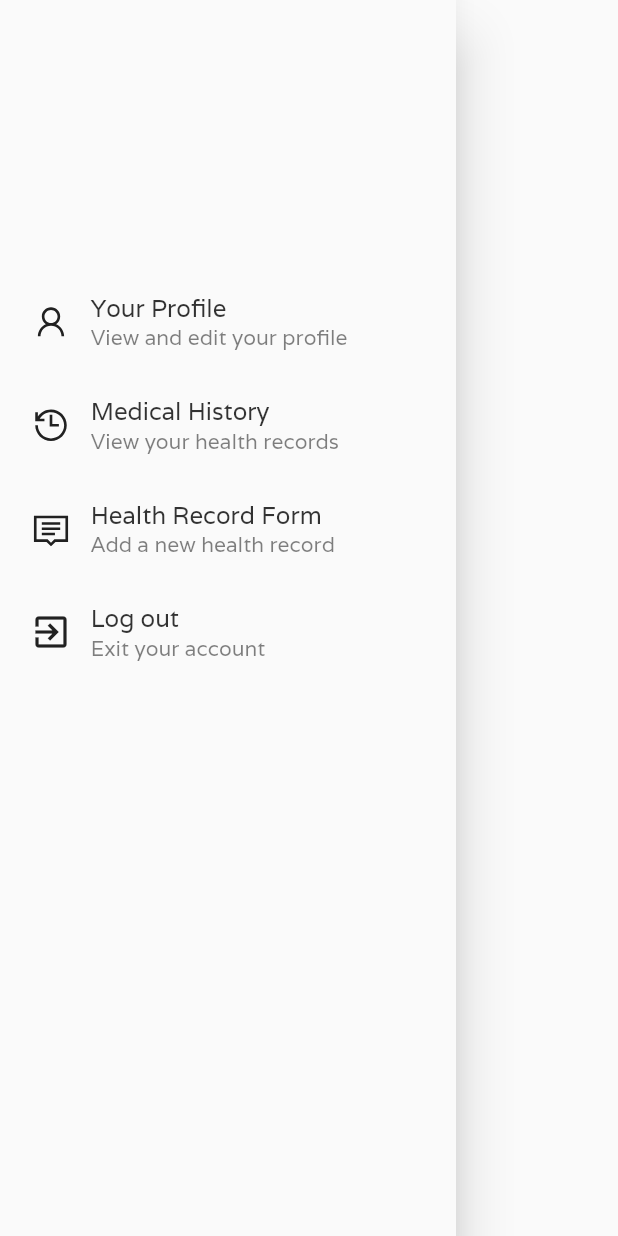
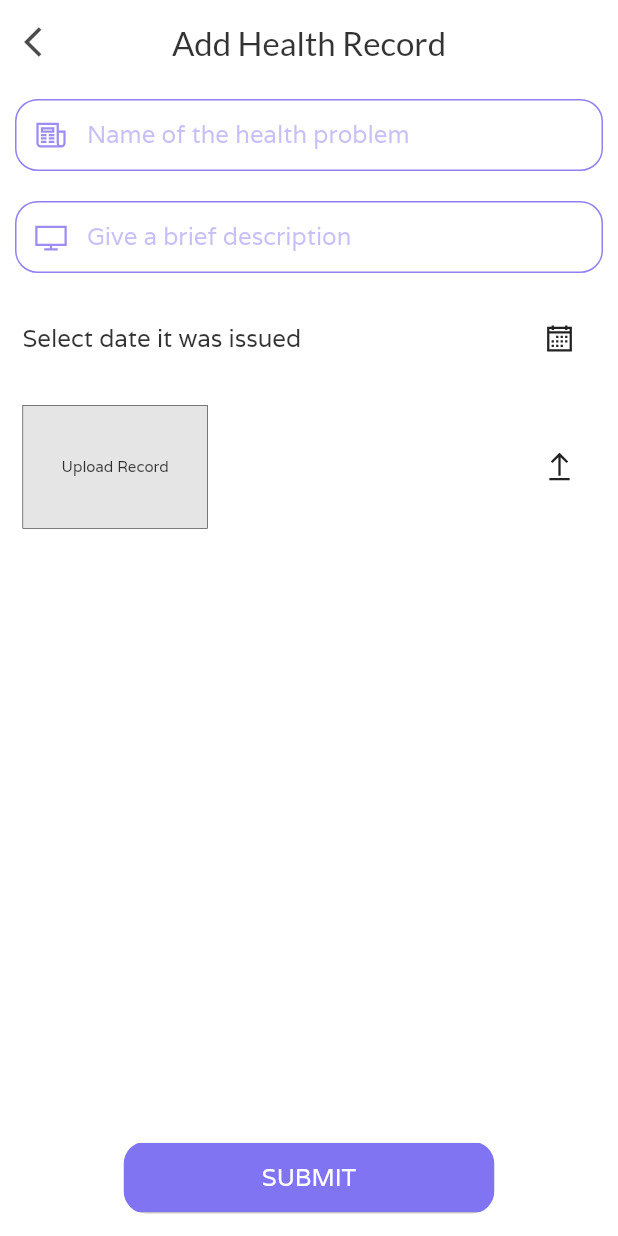
Before and after one commit to amlannandy/FitnessLive, a Flutter app: the CustomDrawer widget shown alone on an empty page, opened directly, after a tap on "Health Record Form", on a phone screen of 412 x 824 dp. Run offline on Flutter 3.47's test engine with Material 2 defaults, Android fonts, the phone set to English and light mode, and no system bars; our stand-ins replace cloud_firestore, firebase_auth, firebase_storage, image_picker, line_icons, toggle_switch; accounts and stored records are empty; network calls fail.

Commit message:
Added medical history feature

```diff
--- a/mobile-app/lib/main.dart
+++ b/mobile-app/lib/main.dart
@@ -5,8 +5,10 @@ import 'package:firebase_auth/firebase_auth.dart';
 import './screens/InitScreen.dart';
 import './screens/HomeScreen.dart';
 import './screens/LoginScreen.dart';
+import './screens/ProfileScreen.dart';
 import './screens/UserInfoScreen.dart';
-import './screens/ProfileScreen.dart';
+import './screens/MedicalHistroyScreen.dart';
+import './screens/AddHealthRecordScreen.dart';
 
 void main() => runApp(MyApp());
 
@@ -47,6 +49,8 @@ class MyApp extends StatelessWidget {
           '/login': (ctx) => LoginScreen(),
           '/userinfo': (ctx) => UserInfoScreen(),
           '/profile': (ctx) => ProfileScreen(),
+          '/medicalhistory': (ctx) => MedicalHistoryScreen(),
+          '/addhealthrecord': (ctx) => AddHealthRecordScreen(),
         },
       ),
     );
--- /dev/null
+++ b/mobile-app/lib/screens/AddHealthRecordScreen.dart
@@ -0,0 +1,185 @@
+import 'dart:io';
+import 'package:flutter/material.dart';
+import 'package:line_icons/line_icons.dart';
+import 'package:cloud_firestore/cloud_firestore.dart';
+
+import '../widgets/UploadDialog.dart';
+import '../widgets/CustomAppBar.dart';
+import '../widgets/PrimaryButton.dart';
+import '../services/UtilityService.dart';
+import '../widgets/CustomTextField.dart';
+import '../widgets/CustomLoadingSpinner.dart';
+import '../services/HealthRecordProvider.dart';
+
+class AddHealthRecordScreen extends StatefulWidget {
+  @override
+  _AddHealthRecordScreenState createState() => _AddHealthRecordScreenState();
+}
+
+class _AddHealthRecordScreenState extends State<AddHealthRecordScreen> {
+  bool _isLoading = false;
+  final _formKey = GlobalKey<FormState>();
+  GlobalKey<ScaffoldState> _scaffoldKey = GlobalKey<ScaffoldState>();
+
+  File _image;
+  Timestamp _dateIssued;
+  final _titleController = TextEditingController();
+  final _subtitleController = TextEditingController();
+
+  void _toggleLoading() => setState(() => _isLoading = !_isLoading);
+
+  void _setDateIssued() async {
+    _dateIssued = await HealthRecordProvider.getPickedDate(context);
+    setState(() {});
+  }
+
+  void _openUploadDialogModal(BuildContext context) {
+    showModalBottomSheet(
+      isScrollControlled: true,
+      backgroundColor: Colors.transparent,
+      context: context,
+      builder: (ctx) => uploadDialog(
+        context: context,
+        notifyChanges: (file) {
+          setState(() {
+            _image = file;
+          });
+        },
+      ),
+    );
+  }
+
+  void _uploadRecord() {
+    if (_formKey.currentState.validate()) {
+      if (_image == null) {
+        UtilityService.showSnackBar(_scaffoldKey, 'Please add a document');
+        return;
+      }
+      if (_dateIssued == null) {
+        UtilityService.showSnackBar(_scaffoldKey, 'Please select a date');
+        return;
+      }
+      HealthRecordProvider.uploadHealthRecord(
+        scaffoldKey: _scaffoldKey,
+        title: _titleController.text,
+        subtitle: _subtitleController.text,
+        image: _image,
+        dateIssued: _dateIssued,
+        toggleSwitching: _toggleLoading,
+      );
+    }
+  }
+
+  @override
+  Widget build(BuildContext context) {
+    return Scaffold(
+      resizeToAvoidBottomPadding: false,
+      appBar: CustomAppBar('Add Health Record'),
+      key: _scaffoldKey,
+      backgroundColor: Colors.white,
+      body: _isLoading
+          ? customLoadingSpinner()
+          : Column(
+              mainAxisAlignment: MainAxisAlignment.spaceBetween,
+              children: [
+                Form(
+                  key: _formKey,
+                  child: Column(
+                    children: [
+                      CustomTextField(
+                        controller: _titleController,
+                        labelText: 'Name of the health problem',
+                        icon: LineIcons.newspaper_o,
+                      ),
+                      CustomTextField(
+                        controller: _subtitleController,
+                        labelText: 'Give a brief description',
+                        icon: LineIcons.desktop,
+                      ),
+                      Container(
+                        margin: const EdgeInsets.symmetric(
+                          horizontal: 15,
+                          vertical: 10,
+                        ),
+                        child: Row(
+                          mainAxisAlignment: MainAxisAlignment.spaceBetween,
+                          children: [
+                            Text(
+                              _dateIssued == null
+                                  ? 'Select date it was issued'
+                                  : HealthRecordProvider.getFormattedDate(
+                                      _dateIssued,
+                                    ),
+                              style: TextStyle(
+                                color: Colors.black.withOpacity(0.8),
+                                fontFamily: 'Varela',
+                                fontSize: 16,
+                              ),
+                            ),
+                            IconButton(
+                              icon: Icon(LineIcons.calendar),
+                              onPressed: _setDateIssued,
+                            ),
+                          ],
+                        ),
+                      ),
+                      uploadContainer(),
+                    ],
+                  ),
+                ),
+                Padding(
+                  padding: const EdgeInsets.all(10),
+                  child: PrimaryButton(
+                    text: 'SUBMIT',
+                    onPress: _uploadRecord,
+                  ),
+                ),
+              ],
+            ),
+    );
+  }
+
+  Widget uploadContainer() {
+    return Container(
+      margin: const EdgeInsets.symmetric(
+        horizontal: 15,
+        vertical: 10,
+      ),
+      child: Row(
+        mainAxisAlignment: MainAxisAlignment.spaceBetween,
+        children: [
+          Container(
+            height: MediaQuery.of(context).size.height * 0.1,
+            width: MediaQuery.of(context).size.width * 0.3,
+            decoration: BoxDecoration(
+              color: Colors.black.withOpacity(0.1),
+              border: Border.all(
+                color: Colors.black.withOpacity(0.8),
+                width: 0.4,
+              ),
+            ),
+            child: _image == null
+                ? Center(
+                    child: Text(
+                      'Upload Record',
+                      style: TextStyle(
+                        color: Colors.black.withOpacity(0.8),
+                        fontFamily: 'Varela',
+                        fontSize: 10,
+                      ),
+                    ),
+                  )
+                : Image.file(
+                    _image,
+                    fit: BoxFit.cover,
+                  ),
+          ),
+          IconButton(
+            icon: Icon(LineIcons.upload),
+            onPressed: () => _openUploadDialogModal(context),
+          ),
+        ],
+      ),
+    );
+  }
+}
--- a/mobile-app/lib/screens/UserInfoScreen.dart
+++ b/mobile-app/lib/screens/UserInfoScreen.dart
@@ -15,8 +15,8 @@ class UserInfoScreen extends StatefulWidget {
 class _UserInfoScreenState extends State<UserInfoScreen> {
   int _stepIndex = 0;
   bool _isLoading = false;
-  final _formKey = new GlobalKey<FormState>();
-  final _scaffoldKey = new GlobalKey<ScaffoldState>();
+  final _formKey = GlobalKey<FormState>();
+  final _scaffoldKey = GlobalKey<ScaffoldState>();
 
   String _gender = 'male';
   bool _isDiabetic = false;
--- a/mobile-app/lib/widgets/CustomDrawer.dart
+++ b/mobile-app/lib/widgets/CustomDrawer.dart
@@ -21,13 +21,13 @@ class CustomDrawer extends StatelessWidget {
             LineIcons.history,
             'Medical History',
             'View your health records',
-            () => Navigator.of(context).pushNamed('/pedometer'),
+            () => Navigator.of(context).pushNamed('/medicalhistory'),
           ),
           customListTile(
             LineIcons.comment_o,
             'Health Record Form',
             'Add a new health record',
-            () => Navigator.of(context).pushNamed('/pedometer'),
+            () => Navigator.of(context).pushNamed('/addhealthrecord'),
           ),
           customListTile(
             Icons.exit_to_app,
--- a/mobile-app/pubspec.yaml
+++ b/mobile-app/pubspec.yaml
@@ -16,6 +16,7 @@ dependencies:
   firebase_auth: ^0.15.5+3
   firebase_storage: ^3.1.3
   image_picker: ^0.6.3+4
+  intl: ^0.16.1
   line_icons: ^0.2.0
   path: ^1.6.4
   provider: ^4.0.4
```
Also changed, not shown: mobile-app/lib/models/HealthRecord.dart (added, +34 -0 lines), mobile-app/lib/screens/MedicalHistroyScreen.dart (added, +44 -0 lines), mobile-app/lib/services/HealthRecordProvider.dart (added, +71 -0 lines), mobile-app/lib/services/UserDatabaseService.dart (+11 -0 lines), mobile-app/lib/widgets/MedicalHistoryCard.dart (added, +100 -0 lines), mobile-app/pubspec.lock.
